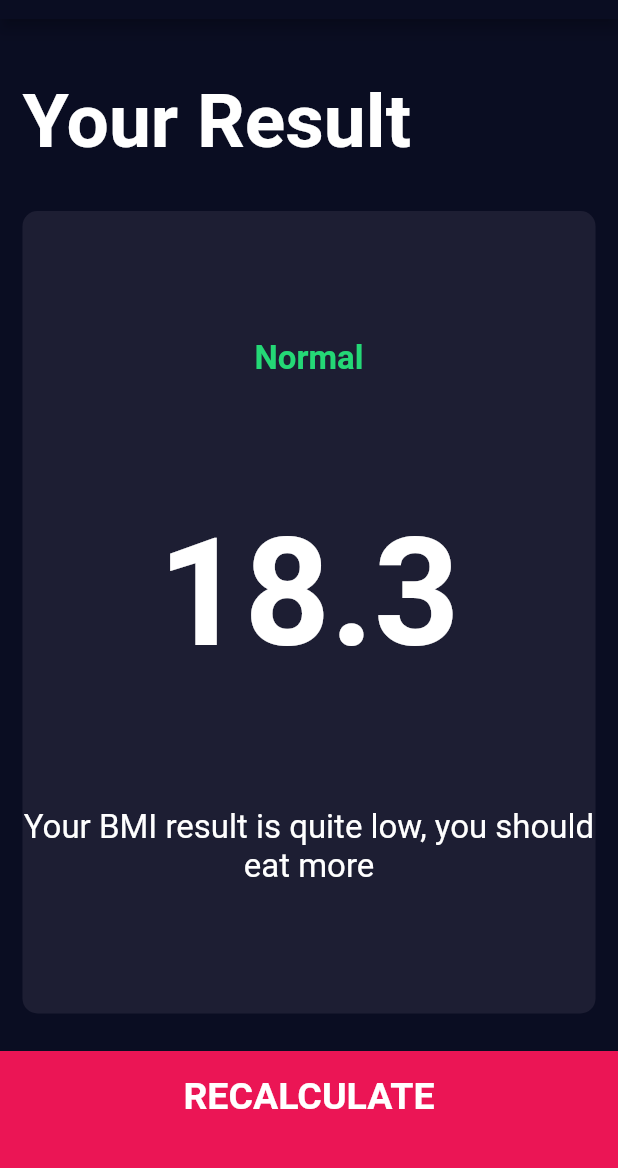
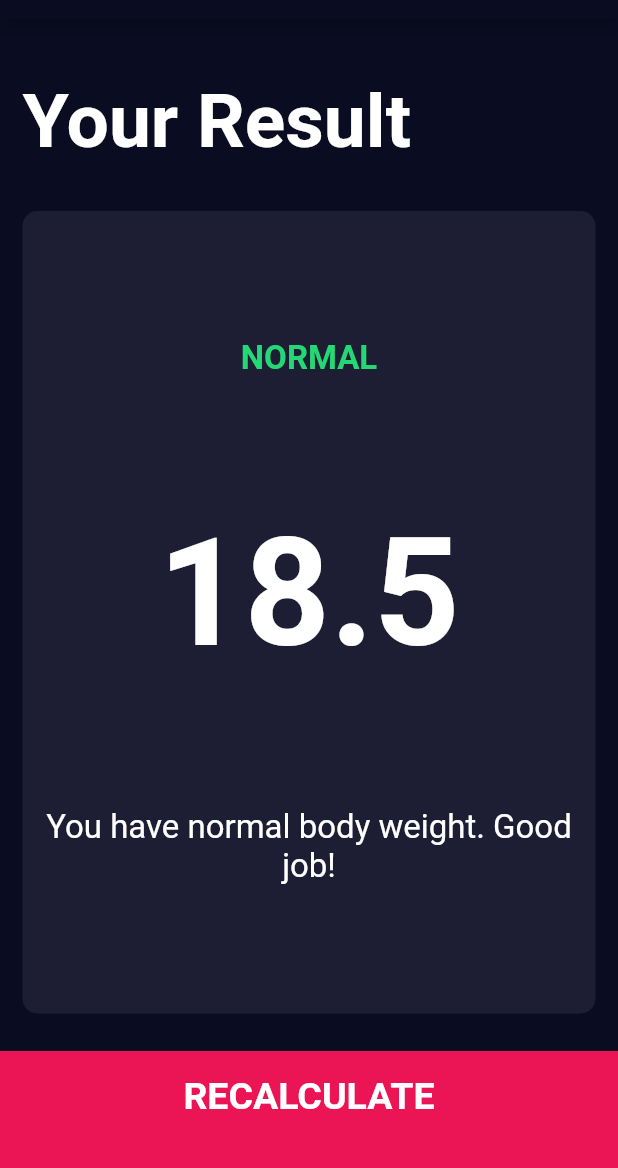
Before and after one commit to NoorShinwari/Togometric, a Flutter app: the screen it shows after launch, after a tap on "CALCULATE", on a phone screen of 412 x 824 dp, the part 65-1233 px from its top. Run offline on Flutter 3.47's test engine with Material 2 defaults, Android fonts, the phone set to English and light mode, and no system bars; our stand-ins replace audioplayers, font_awesome_flutter, rflutter_alert.

Commit message:
Added BMI Calculator Functionality& Finished Project

```diff
--- /dev/null
+++ b/Flutter/BMI_calculator/lib/calculator_brain.dart
@@ -0,0 +1,35 @@
+import 'dart:math';
+
+class CalculatorBrain {
+  final int height;
+  final int weight;
+
+  double _bmi;
+
+  CalculatorBrain({this.height, this.weight});
+
+  String calculteBMI() {
+    _bmi = weight / pow(height / 100, 2);
+    return _bmi.toStringAsFixed(1);
+  }
+
+  String getResult() {
+    if (_bmi >= 25) {
+      return 'Overweight';
+    } else if (_bmi > 18.5) {
+      return 'Normal';
+    } else {
+      return 'Underweitht';
+    }
+  }
+
+  String getInterpretation() {
+    if (_bmi >= 25) {
+      return 'You have a higher than normal body weight. Try to exercise more.';
+    } else if (_bmi > 18.5) {
+      return 'You have normal body weight. Good job!';
+    } else {
+      return 'You have a lower than normal body weight. You can eat a bit more.';
+    }
+  }
+}
--- a/Flutter/BMI_calculator/lib/screens/input_page.dart
+++ b/Flutter/BMI_calculator/lib/screens/input_page.dart
@@ -1,6 +1,7 @@
 import 'package:flutter/material.dart';
 import 'package:font_awesome_flutter/font_awesome_flutter.dart';
 
+import '../calculator_brain.dart';
 import '../components/bottom_button.dart';
 import '../screens/result_page.dart';
 import '../components/round_icon_button.dart';
@@ -208,10 +209,17 @@
           ),
           BottomButton(
             onTap: () {
+              CalculatorBrain calc =
+                  CalculatorBrain(height: height, weight: weight);
+
               Navigator.push(
                 context,
                 MaterialPageRoute(
-                  builder: (ctx) => ResultPage(),
+                  builder: (ctx) => ResultPage(
+                    bmiResult: calc.calculteBMI(),
+                    resultText: calc.getResult(),
+                    interpretation: calc.getInterpretation(),
+                  ),
                 ),
               );
             },
--- a/Flutter/BMI_calculator/lib/screens/result_page.dart
+++ b/Flutter/BMI_calculator/lib/screens/result_page.dart
@@ -6,6 +6,15 @@
 import '../components/reusable_card.dart';
 
 class ResultPage extends StatelessWidget {
+  final String bmiResult;
+  final String resultText;
+  final String interpretation;
+
+  ResultPage(
+      {@required this.bmiResult,
+      @required this.resultText,
+      @required this.interpretation});
+
   @override
   Widget build(BuildContext context) {
     return Scaffold(
@@ -36,15 +45,15 @@
                 mainAxisAlignment: MainAxisAlignment.spaceEvenly,
                 children: <Widget>[
                   Text(
-                    'Normal',
+                    resultText.toUpperCase(),
                     style: kResultTextStyle,
                   ),
                   Text(
-                    '18.3',
+                    bmiResult,
                     style: kBMITextStyle,
                   ),
                   Text(
-                    'Your BMI result is quite low, you should eat more',
+                    interpretation,
                     textAlign: TextAlign.center,
                     style: kBodyTextStyle,
                   )
```
